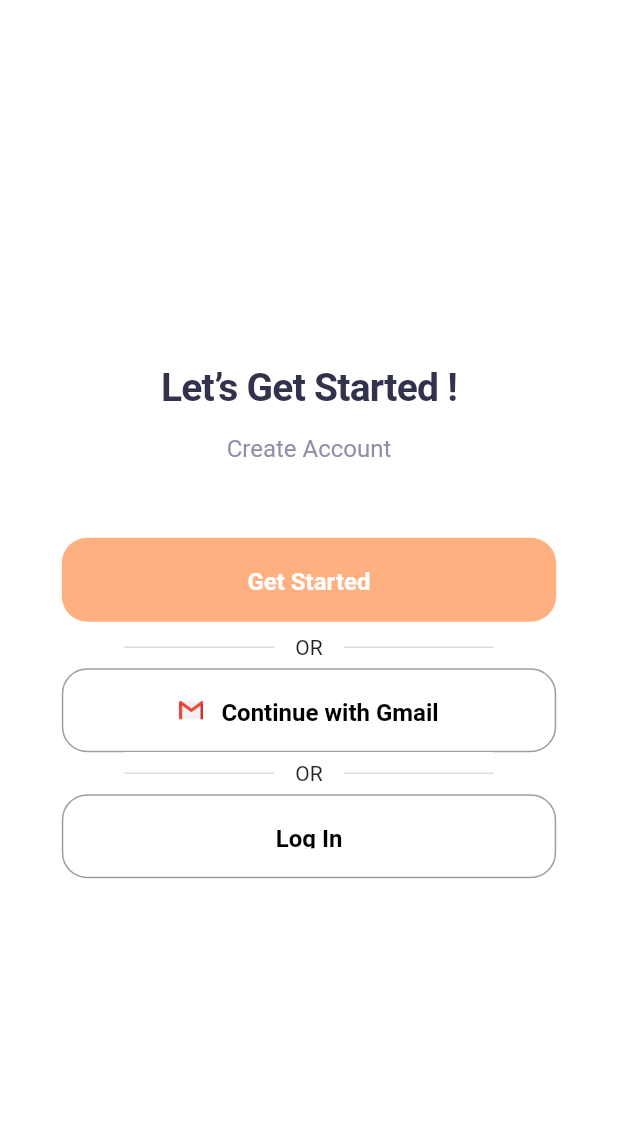
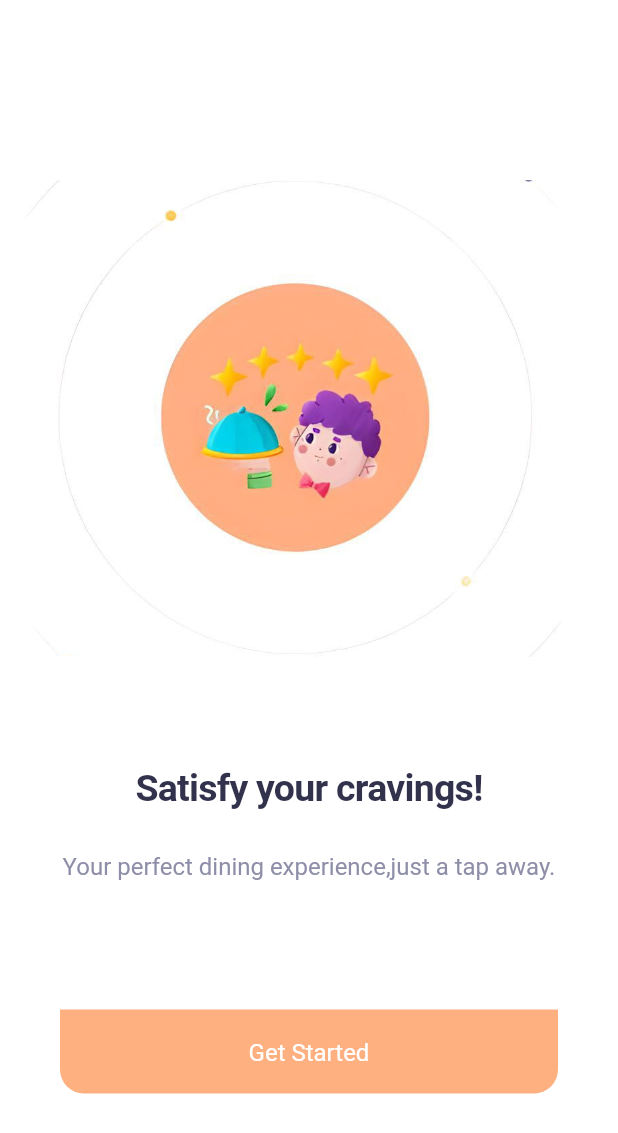
Before and after one commit to FEUP-LEIC-ES-2022-23/Taste_Budz, a Flutter app: the screen it shows after launch, on a phone screen of 412 x 824 dp. Shown: the top 1133 px of the screen. Run offline on Flutter 3.47's test engine with Material 2 defaults, Android fonts, the phone set to English and light mode, and no system bars; Roboto replaces fonts that are missing (DM Sans, Mulish).

```diff
--- a/lib/main.dart
+++ b/lib/main.dart
@@ -1,6 +1,7 @@
 import 'package:flutter/material.dart';
 import 'package:tastebudz/Screens/Welcome/welcome_screen.dart';
 import 'package:tastebudz/constants.dart';
+import 'package:tastebudz/second.dart';
 import 'package:tastebudz/share_location.dart';
 
 import 'enjoy.dart';
@@ -42,7 +43,7 @@ class MyApp extends StatelessWidget {
               borderSide: BorderSide.none,
             ),
           )),
-      home: const WelcomeScreen(),
+      home: SecondScreen(),
     );
   }
 }
--- /dev/null
+++ b/lib/second.dart
@@ -0,0 +1,128 @@
+import 'package:flutter/material.dart';
+import 'package:tastebudz/Screens/Welcome/welcome_screen.dart';
+
+import 'Screens/Login/login_screen.dart';
+
+class SecondScreen extends StatelessWidget {
+  @override
+  Widget build(BuildContext context) {
+    return Scaffold(
+      body: Container(
+        child: Stack(
+          children: [
+            Positioned(
+              left: 16,
+              top: 120,
+              width: 360,
+              height: 318,
+              child: Image.asset(
+                'assets/images/stars.jpeg',
+                fit: BoxFit.cover,
+              ),
+            ),
+            Positioned(
+              left: 16,
+              top: 356,
+              right: 16,
+              child: Column(
+                crossAxisAlignment: CrossAxisAlignment.stretch,
+                children: [
+                  Container(
+                    margin: EdgeInsets.only(top: 150),
+                    child: Text(
+                      'Satisfy your cravings!',
+                      textAlign: TextAlign.center,
+                      style: TextStyle(
+                        color: Color.fromRGBO(50, 50, 77, 1),
+                        fontFamily: 'DM Sans',
+                        fontSize: 25,
+                        letterSpacing: -0.5,
+                        fontWeight: FontWeight.bold,
+                        height: 1.4,
+                      ),
+                    ),
+                  ),
+                  Container(
+                    margin: EdgeInsets.only(top: 20),
+                    child: Text(
+                      'Your perfect dining experience,just a tap away.',
+                      textAlign: TextAlign.center,
+                      style: TextStyle(
+                        color: Color.fromRGBO(142, 142, 169, 1),
+                        fontFamily: 'Mulish',
+                        fontSize: 16,
+                        letterSpacing: 0,
+                        fontWeight: FontWeight.normal,
+                        height: 1.75,
+                      ),
+                    ),
+                  ),
+                  Container(
+                    margin: EdgeInsets.only(top: 80),
+                    decoration: BoxDecoration(
+                      color: Color.fromRGBO(255, 255, 255, 1),
+                      borderRadius: BorderRadius.circular(16),
+                    ),
+                    child: Column(
+                      children: [
+                        Container(
+                          decoration: BoxDecoration(
+                            color: Color.fromRGBO(255, 255, 255, 1),
+                          ),
+                          padding: EdgeInsets.symmetric(horizontal: 24, vertical: 4),
+                          child: Column(
+
+                            children: [
+                              ElevatedButton(
+                                onPressed: () {
+                                  Navigator.push(
+                                    context,
+                                    MaterialPageRoute(
+                                      builder: (context) {
+                                        return WelcomeScreen();
+                                      },
+                                    ),
+                                  );
+                                },
+                                style: ElevatedButton.styleFrom(
+                                  primary: Color(0xFFFFB080),
+                                  elevation: 0,
+                                  shape: RoundedRectangleBorder(
+                                    borderRadius:  BorderRadius.only(
+                                      bottomLeft: Radius.circular(16),
+                                      bottomRight: Radius.circular(16),
+                                    ),
+
+                                  ),
+                                  padding: EdgeInsets.symmetric(horizontal: 100, vertical: 16),
+                                ),
+                                child: Text(
+                                  'Get Started',
+                                  textAlign: TextAlign.center,
+                                  style: TextStyle(
+                                    color: Colors.white,
+                                    fontFamily: 'Mulish',
+                                    fontSize: 16,
+                                    letterSpacing: 0,
+                                    fontWeight: FontWeight.normal,
+                                    height: 1.375,
+                                  ),
+                                ),
+                              ),
+
+                            ],
+                          ),
+                        ),
+                      ],
+                    ),
+                  ),
+                ],
+              ),
+            ),
+          ],
+        ),
+      ),
+    );
+    ;
+  }
+}
```
Also changed, not shown: assets/images/Bonbonwaiterservingatrayoffoodinafivestarrestaurant11.png (added), assets/images/second.JPG (added), assets/images/secondd.JPG (added), assets/images/stars.jpeg (added), 1 other file.
